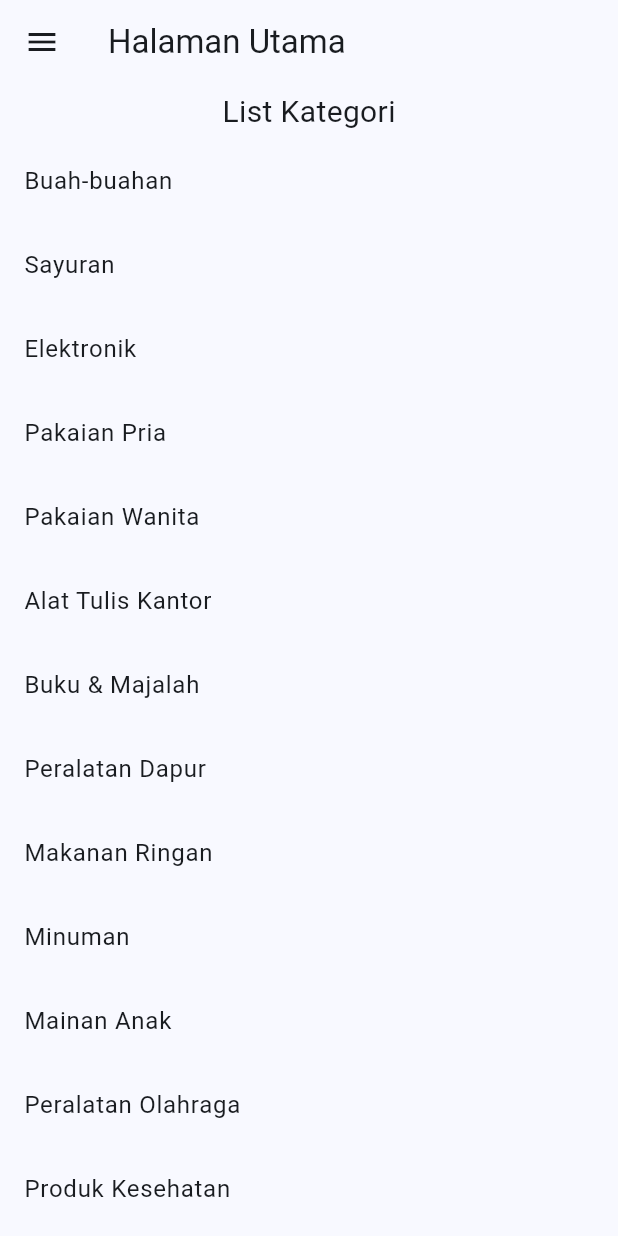
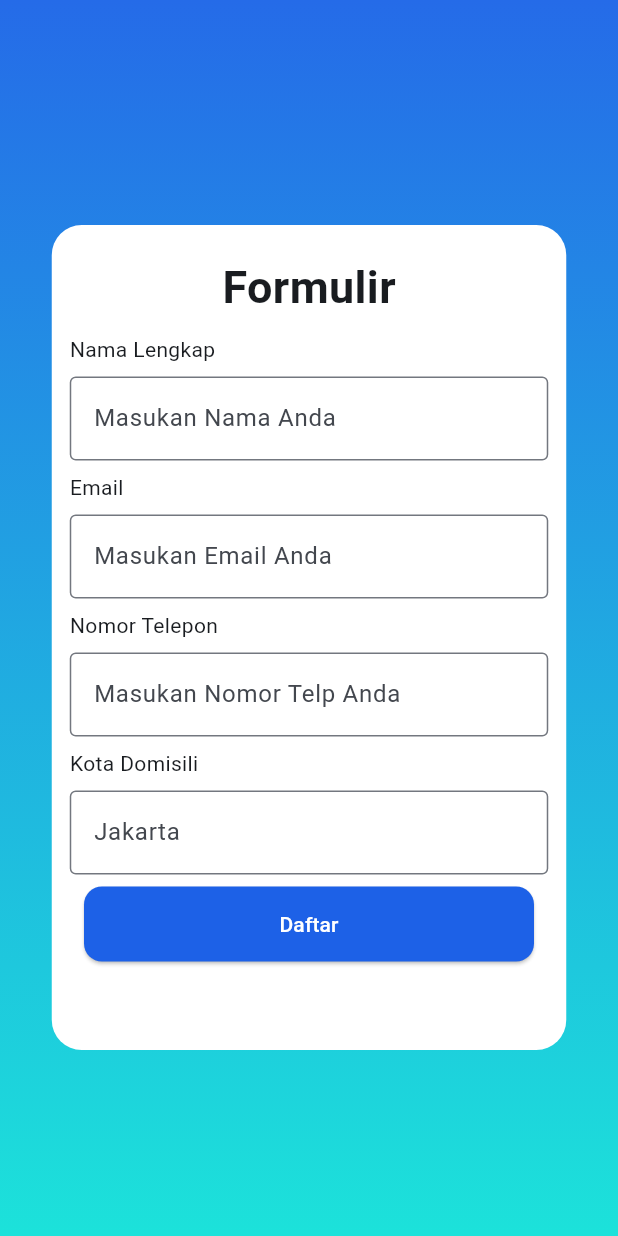
Before and after one commit to ProjectABEE/ppkd_b4_abee, a Flutter app: the screen it shows after launch, on a phone screen of 412 x 824 dp. Run offline on Flutter 3.47's test engine with Material 3 defaults, Android fonts, the light colour scheme and no system bars; our stand-ins replace google_nav_bar, line_icons, sidebarx; missing offline and left inert: mobkit_dashed_border.

Commit message:
Tugas 10 SOP

```diff
--- a/lib/day13/Logintest.dart
+++ b/lib/day13/Logintest.dart
@@ -217,7 +217,7 @@ class _LoginUIState extends State<LoginUI> {
                                 // Untuk memindahkan ke halaman tertuju
                                 builder: (context) => pageButtonNav(),
                               ),
-                              (Route) => false,
+                              (route) => false,
                             );
                             ScaffoldMessenger.of(context).showSnackBar(
                               SnackBar(content: Text("Login Berhasil")),
--- /dev/null
+++ b/lib/day17/tugas10/daftar.dart
@@ -0,0 +1,214 @@
+import 'package:flutter/material.dart';
+import 'package:ppkd_b4_abee/day17/tugas10/pagepenyambut.dart';
+
+class dafarui extends StatefulWidget {
+  const dafarui({super.key});
+
+  @override
+  State<dafarui> createState() => _dafaruiState();
+}
+
+class _dafaruiState extends State<dafarui> {
+  bool isbuttonenable = false;
+  final namacontroler = TextEditingController();
+  final emailcontroler = TextEditingController();
+  final domcontroler = TextEditingController();
+  final formkey = GlobalKey<FormState>();
+  @override
+  void dispose() {
+    super.dispose();
+    emailcontroler.dispose();
+    namacontroler.dispose();
+    domcontroler.dispose();
+  }
+
+  void checkformfield() {
+    setState(() {
+      isbuttonenable =
+          emailcontroler.text.isNotEmpty &&
+          namacontroler.text.isNotEmpty &&
+          domcontroler.text.isNotEmpty;
+    });
+  }
+
+  @override
+  Widget build(BuildContext context) {
+    return Scaffold(
+      body: Container(
+        decoration: BoxDecoration(
+          gradient: LinearGradient(
+            begin: Alignment.topCenter,
+            end: Alignment.bottomCenter,
+            colors: [Color(0xff256BE8), Color(0xff1CE2DA)],
+          ),
+        ),
+        width: double.infinity,
+        height: double.infinity,
+        child: SingleChildScrollView(
+          physics: NeverScrollableScrollPhysics(),
+          child: Column(
+            mainAxisAlignment: MainAxisAlignment.center,
+            children: [
+              SizedBox(height: 150),
+              Container(
+                width: 343,
+                height: 550,
+                margin: EdgeInsets.only(bottom: 40),
+                padding: EdgeInsets.symmetric(vertical: 20),
+                decoration: BoxDecoration(
+                  color: Colors.white,
+                  borderRadius: BorderRadius.circular(20),
+                ),
+                child: Column(
+                  children: [
+                    Text(
+                      "Formulir",
+                      style: TextStyle(
+                        fontSize: 30,
+                        fontWeight: FontWeight.bold,
+                      ),
+                    ),
+                    SizedBox(height: 10),
+                    Padding(
+                      padding: EdgeInsets.symmetric(horizontal: 12),
+                      child: Form(
+                        key: formkey,
+                        child: Column(
+                          crossAxisAlignment: CrossAxisAlignment.start,
+                          children: [
+                            Text("Nama Lengkap"),
+                            SizedBox(height: 8),
+                            TextFormField(
+                              controller: namacontroler,
+                              autovalidateMode: AutovalidateMode.onUnfocus,
+                              decoration: InputDecoration(
+                                border: OutlineInputBorder(),
+                                hintText: 'Masukan Nama Anda',
+                              ),
+                              validator: (value) {
+                                if (value == null || value.isEmpty) {
+                                  return 'Nama Wajib Di Isi';
+                                }
+                                return null;
+                              },
+                            ),
+                            SizedBox(height: 8),
+                            Text("Email"),
+                            SizedBox(height: 8),
+                            TextFormField(
+                              controller: emailcontroler,
+                              autovalidateMode: AutovalidateMode.onUnfocus,
+                              decoration: InputDecoration(
+                                border: OutlineInputBorder(),
+                                hintText: 'Masukan Email Anda',
+                              ),
+                              validator: (value) {
+                                if (value == null || value.isEmpty) {
+                                  return 'email tidak boleh kosong';
+                                }
+                                if (!RegExp(
+                                  r'^[^@]+@[^@]+\.[^@]+',
+                                ).hasMatch(value)) {
+                                  return 'format email tidak valid';
+                                }
+                                return null;
+                              },
+                            ),
+                            SizedBox(height: 8),
+                            Text("Nomor Telepon"),
+                            SizedBox(height: 8),
+                            TextFormField(
+                              decoration: InputDecoration(
+                                border: OutlineInputBorder(),
+                                hintText: 'Masukan Nomor Telp Anda',
+                              ),
+                            ),
+                            SizedBox(height: 8),
+                            Text("Kota Domisili"),
+                            SizedBox(height: 8),
+                            TextFormField(
+                              controller: domcontroler,
+                              autovalidateMode: AutovalidateMode.onUnfocus,
+                              decoration: InputDecoration(
+                                border: OutlineInputBorder(),
+                                hintText: 'Jakarta',
+                              ),
+                              validator: (value) {
+                                if (value == null || value.isEmpty) {
+                                  return 'Masukan Kota Anda';
+                                }
+                                return null;
+                              },
+                            ),
+                            SizedBox(height: 8),
+                            Center(
+                              child: SizedBox(
+                                width: 300,
+                                height: 50,
+                                child: ElevatedButton(
+                                  style: ElevatedButton.styleFrom(
+                                    backgroundColor: Color(0xff1D61E7),
+                                    shape: RoundedRectangleBorder(
+                                      borderRadius: BorderRadius.circular(12),
+                                    ),
+                                  ),
+                                  onPressed: () {
+                                    if (formkey.currentState!.validate()) {
+                                      Navigator.pushAndRemoveUntil(
+                                        context,
+                                        MaterialPageRoute(
+                                          builder: (context) =>
+                                              HalamanPenyambut(),
+                                          settings: RouteSettings(
+                                            arguments: {
+                                              'nama': namacontroler.text,
+                                              'kota': domcontroler.text,
+                                              'email': emailcontroler.text,
+                                            },
+                                          ),
+                                        ),
+                                        (route) => false,
+                                      );
+                                      ScaffoldMessenger.of(
+                                        context,
+                                      ).showSnackBar(
+                                        SnackBar(
+                                          content: Text("Daftar Berhasil"),
+                                        ),
+                                      );
+                                    } else {
+                                      ScaffoldMessenger.of(
+                                        context,
+                                      ).showSnackBar(
+                                        SnackBar(
+                                          content: Text(
+                                            "Masukan Semua Data Dengan Benar",
+                                          ),
+                                        ),
+                                      );
+                                    }
+                                    print('Nama: ${namacontroler.text}');
+                                    print('Email: ${emailcontroler.text}');
+                                    print('Kota: ${domcontroler.text}');
+                                  },
+                                  child: Text(
+                                    "Daftar",
+                                    style: TextStyle(color: Colors.white),
+                                  ),
+                                ),
+                              ),
+                            ),
+                          ],
+                        ),
+                      ),
+                    ),
+                  ],
+                ),
+              ),
+            ],
+          ),
+        ),
+      ),
+    );
+  }
+}
--- /dev/null
+++ b/lib/day17/tugas10/pagepenyambut.dart
@@ -0,0 +1,37 @@
+import 'package:flutter/material.dart';
+
+class HalamanPenyambut extends StatefulWidget {
+  const HalamanPenyambut({super.key});
+
+  @override
+  State<HalamanPenyambut> createState() => _HalamanPenyambutState();
+}
+
+class _HalamanPenyambutState extends State<HalamanPenyambut> {
+  @override
+  Widget build(BuildContext context) {
+    final args =
+        ModalRoute.of(context)!.settings.arguments as Map<String, dynamic>;
+    final nama = args['nama'];
+    final email = args['email'];
+    final kota = args['kota'];
+
+    return Scaffold(
+      appBar: AppBar(title: Text('Halo $nama')),
+      body: Padding(
+        padding: const EdgeInsets.all(16.0),
+        child: Column(
+          crossAxisAlignment: CrossAxisAlignment.start,
+          children: [
+            const Text("Selamat Datang!", style: TextStyle(fontSize: 24)),
+            const SizedBox(height: 10),
+            const Text("Berikut adalah informasi Anda:"),
+            Text("Nama: $nama"),
+            Text("Email: $email"),
+            Text("Kota: $kota"),
+          ],
+        ),
+      ),
+    );
+  }
+}
--- a/lib/day17/drawer.dart
+++ b/lib/day17/tugas9/drawer.dart
@@ -1,7 +1,7 @@
 import 'package:flutter/material.dart';
-import 'package:ppkd_b4_abee/day17/listview_list.dart';
-import 'package:ppkd_b4_abee/day17/listview_list_map.dart';
-import 'package:ppkd_b4_abee/day17/listview_model.dart';
+import 'package:ppkd_b4_abee/day17/tugas9/listview_list.dart';
+import 'package:ppkd_b4_abee/day17/tugas9/listview_list_map.dart';
+import 'package:ppkd_b4_abee/day17/tugas9/listview_model.dart';
 
 class DrawerTugas9 extends StatefulWidget {
   const DrawerTugas9({super.key});
--- a/lib/day17/listview_model.dart
+++ b/lib/day17/tugas9/listview_model.dart
@@ -1,7 +1,7 @@
 import 'package:flutter/material.dart';
-import 'package:ppkd_b4_abee/day17/constant/appimage.dart';
-import 'package:ppkd_b4_abee/day17/extension/rupiah.dart';
-import 'package:ppkd_b4_abee/day17/models/buahmodel.dart';
+import 'package:ppkd_b4_abee/day17/tugas9/constant/appimage.dart';
+import 'package:ppkd_b4_abee/day17/tugas9/extension/rupiah.dart';
+import 'package:ppkd_b4_abee/day17/tugas9/models/buahmodel.dart';
 
 class ListViewModel extends StatefulWidget {
   const ListViewModel({super.key});
--- a/lib/main.dart
+++ b/lib/main.dart
@@ -1,6 +1,6 @@
 import 'package:flutter/material.dart';
 import 'package:intl/date_symbol_data_local.dart';
-import 'package:ppkd_b4_abee/day17/drawer.dart';
+import 'package:ppkd_b4_abee/day17/tugas10/daftar.dart';
 
 void main() async {
   await initializeDateFormatting('id_ID', null);
@@ -33,7 +33,7 @@ class MyApp extends StatelessWidget {
         // tested with just a hot reload.
         colorScheme: ColorScheme.fromSeed(seedColor: Colors.blue),
       ),
-      home: const DrawerTugas9(),
+      home: const dafarui(),
     );
   }
 }
```
Also changed, not shown: lib/day17/tugas9/constant/appimage.dart (renamed from lib/day17/constant/appimage.dart), lib/day17/tugas9/extension/rupiah.dart (renamed from lib/day17/extension/rupiah.dart), lib/day17/tugas9/listview_list.dart (renamed from lib/day17/listview_list.dart), lib/day17/tugas9/listview_list_map.dart (renamed from lib/day17/listview_list_map.dart), lib/day17/tugas9/models/buahmodel.dart (renamed from lib/day17/models/buahmodel.dart).
